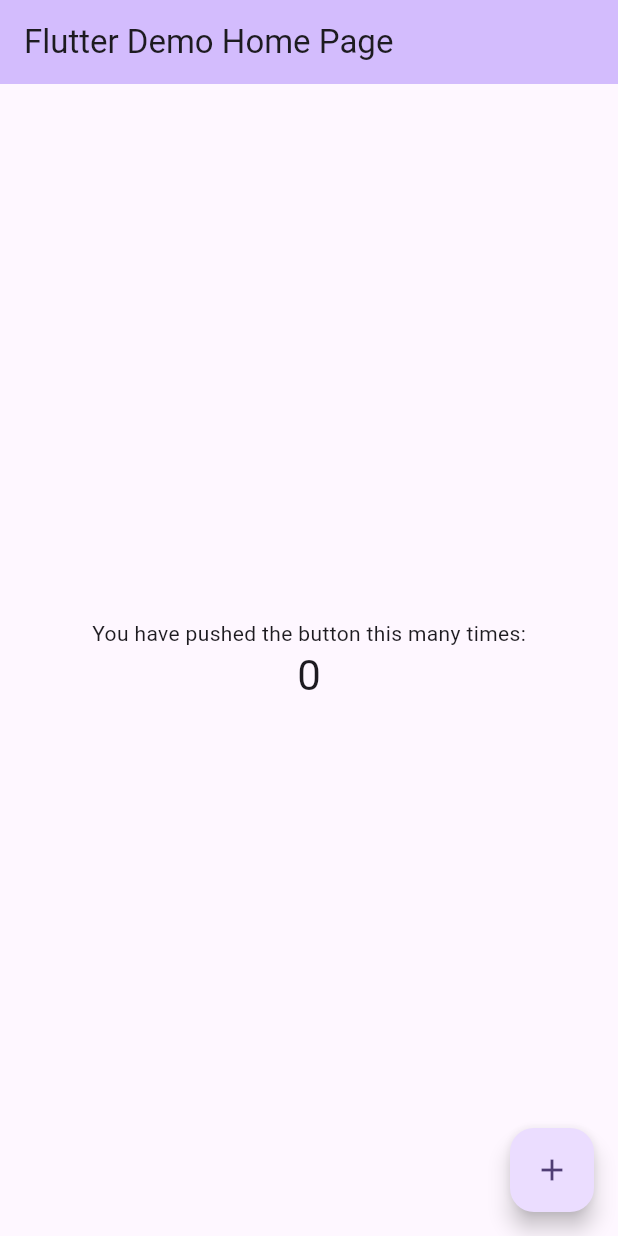
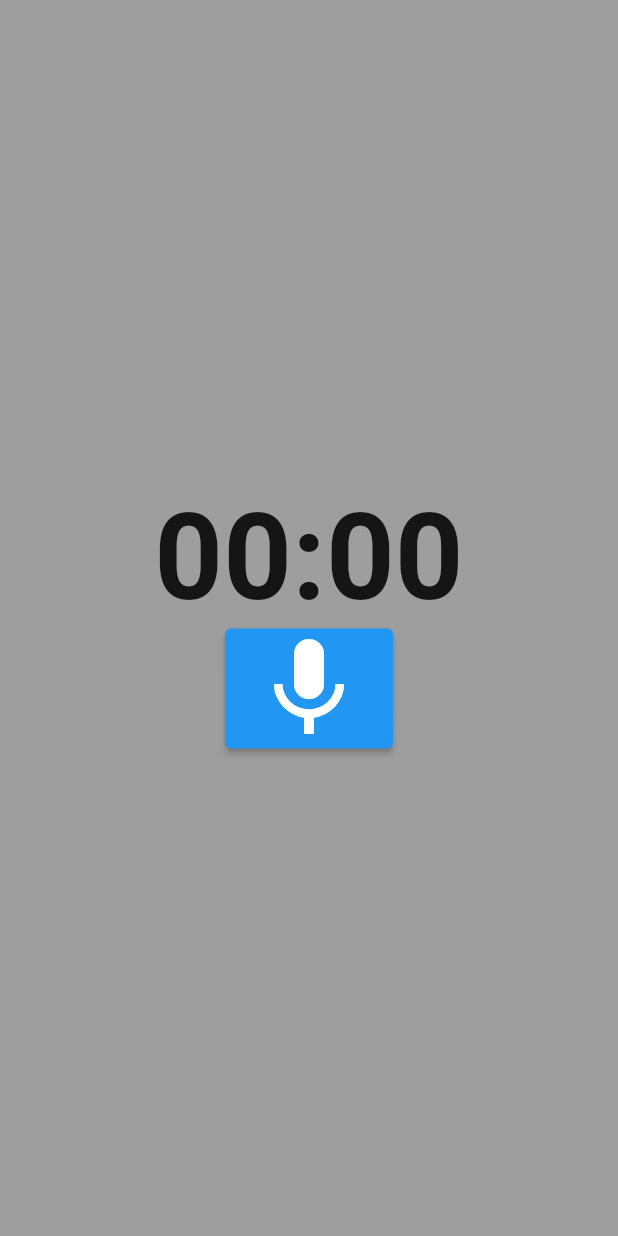
Before and after one commit to jamjamzo/flutter_stt, a Flutter app: the screen it shows after launch, on a phone screen of 412 x 824 dp. Run offline on Flutter 3.47's test engine with Material 2 defaults, Android fonts, the light colour scheme and no system bars; our stand-ins replace permission_handler; missing offline and left inert: flutter_sound.

Commit message:
230916 녹음화면 만들기

```diff
--- a/analysis_options.yaml
+++ b/analysis_options.yaml
@@ -21,6 +21,8 @@ linter:
   # `// ignore_for_file: name_of_lint` syntax on the line or in the file
   # producing the lint.
   rules:
+    prefer_const_constructors: false
+    prefer_const_literals_to_create_immutables: false
     # avoid_print: false  # Uncomment to disable the `avoid_print` rule
     # prefer_single_quotes: true  # Uncomment to enable the `prefer_single_quotes` rule
 
--- a/lib/main.dart
+++ b/lib/main.dart
@@ -1,125 +1,108 @@
 import 'package:flutter/material.dart';
+import 'package:flutter_sound/flutter_sound.dart';
+import 'package:permission_handler/permission_handler.dart';
 
 void main() {
   runApp(const MyApp());
 }
 
 class MyApp extends StatelessWidget {
-  const MyApp({super.key});
+  const MyApp({Key? key}) : super(key: key);
 
-  // This widget is the root of your application.
   @override
   Widget build(BuildContext context) {
     return MaterialApp(
-      title: 'Flutter Demo',
-      theme: ThemeData(
-        // This is the theme of your application.
-        //
-        // TRY THIS: Try running your application with "flutter run". You'll see
-        // the application has a blue toolbar. Then, without quitting the app,
-        // try changing the seedColor in the colorScheme below to Colors.green
-        // and then invoke "hot reload" (save your changes or press the "hot
-        // reload" button in a Flutter-supported IDE, or press "r" if you used
-        // the command line to start the app).
-        //
-        // Notice that the counter didn't reset back to zero; the application
-        // state is not lost during the reload. To reset the state, use hot
-        // restart instead.
-        //
-        // This works for code too, not just values: Most code changes can be
-        // tested with just a hot reload.
-        colorScheme: ColorScheme.fromSeed(seedColor: Colors.deepPurple),
-        useMaterial3: true,
-      ),
-      home: const MyHomePage(title: 'Flutter Demo Home Page'),
+      debugShowCheckedModeBanner: false,
+      home: Recorder(),
     );
   }
 }
 
-class MyHomePage extends StatefulWidget {
-  const MyHomePage({super.key, required this.title});
-
-  // This widget is the home page of your application. It is stateful, meaning
-  // that it has a State object (defined below) that contains fields that affect
-  // how it looks.
-
-  // This class is the configuration for the state. It holds the values (in this
-  // case the title) provided by the parent (in this case the App widget) and
-  // used by the build method of the State. Fields in a Widget subclass are
-  // always marked "final".
-
-  final String title;
+class Recorder extends StatefulWidget {
+  const Recorder({super.key});
 
   @override
-  State<MyHomePage> createState() => _MyHomePageState();
+  State<Recorder> createState() => _RecorderState();
 }
 
-class _MyHomePageState extends State<MyHomePage> {
-  int _counter = 0;
+class _RecorderState extends State<Recorder> {
+  final recorder = FlutterSoundRecorder();
 
-  void _incrementCounter() {
-    setState(() {
-      // This call to setState tells the Flutter framework that something has
-      // changed in this State, which causes it to rerun the build method below
-      // so that the display can reflect the updated values. If we changed
-      // _counter without calling setState(), then the build method would not be
-      // called again, and so nothing would appear to happen.
-      _counter++;
-    });
+  @override
+  void initState() {
+    super.initState();
+    initRecorder();
+  }
+
+  @override
+  void dispose() {
+    recorder.closeRecorder();
+    super.dispose();
+  }
+
+  Future initRecorder() async {
+    final status = await Permission.microphone.request();
+
+    if (status != PermissionStatus.granted) {
+      throw 'Microphone permission not granted';
+    }
+  }
+
+  // await recorder.openRecorder();
+
+  Future record() async {
+    await recorder.startRecorder(toFile: 'audio');
+  }
+
+  Future stop() async {
+    await recorder.stopRecorder();
   }
 
   @override
   Widget build(BuildContext context) {
-    // This method is rerun every time setState is called, for instance as done
-    // by the _incrementCounter method above.
-    //
-    // The Flutter framework has been optimized to make rerunning build methods
-    // fast, so that you can just rebuild anything that needs updating rather
-    // than having to individually change instances of widgets.
     return Scaffold(
-      appBar: AppBar(
-        // TRY THIS: Try changing the color here to a specific color (to
-        // Colors.amber, perhaps?) and trigger a hot reload to see the AppBar
-        // change color while the other colors stay the same.
-        backgroundColor: Theme.of(context).colorScheme.inversePrimary,
-        // Here we take the value from the MyHomePage object that was created by
-        // the App.build method, and use it to set our appbar title.
-        title: Text(widget.title),
-      ),
+      backgroundColor: Colors.grey,
       body: Center(
-        // Center is a layout widget. It takes a single child and positions it
-        // in the middle of the parent.
         child: Column(
-          // Column is also a layout widget. It takes a list of children and
-          // arranges them vertically. By default, it sizes itself to fit its
-          // children horizontally, and tries to be as tall as its parent.
-          //
-          // Column has various properties to control how it sizes itself and
-          // how it positions its children. Here we use mainAxisAlignment to
-          // center the children vertically; the main axis here is the vertical
-          // axis because Columns are vertical (the cross axis would be
-          // horizontal).
-          //
-          // TRY THIS: Invoke "debug painting" (choose the "Toggle Debug Paint"
-          // action in the IDE, or press "p" in the console), to see the
-          // wireframe for each widget.
           mainAxisAlignment: MainAxisAlignment.center,
-          children: <Widget>[
-            const Text(
-              'You have pushed the button this many times:',
+          children: [
+            StreamBuilder<RecordingDisposition>(
+              stream: recorder.onProgress,
+              builder: (context, snapshot) {
+                final duration =
+                    snapshot.hasData ? snapshot.data!.duration : Duration.zero;
+                String twoDigits(int n) => n.toString().padLeft(2, '0');
+                final twoDigitMinutes =
+                    twoDigits(duration.inMinutes.remainder(60));
+                final twoDigitSeconds =
+                    twoDigits(duration.inSeconds.remainder(60));
+                return Text(
+                  '$twoDigitMinutes:$twoDigitSeconds',
+                  style: const TextStyle(
+                    fontSize: 80,
+                    fontWeight: FontWeight.bold,
+                  ),
+                );
+              },
             ),
-            Text(
-              '$_counter',
-              style: Theme.of(context).textTheme.headlineMedium,
+            ElevatedButton(
+              child: Icon(
+                recorder.isRecording ? Icons.stop : Icons.mic,
+                size: 80,
+              ),
+              onPressed: () async {
+                if (recorder.isRecording) {
+                  await stop();
+                } else {
+                  await record();
+                }
+
+                setState(() {});
+              },
             ),
           ],
         ),
       ),
-      floatingActionButton: FloatingActionButton(
-        onPressed: _incrementCounter,
-        tooltip: 'Increment',
-        child: const Icon(Icons.add),
-      ), // This trailing comma makes auto-formatting nicer for build methods.
     );
   }
 }
--- a/pubspec.yaml
+++ b/pubspec.yaml
@@ -35,6 +35,11 @@ dependencies:
   # The following adds the Cupertino Icons font to your application.
   # Use with the CupertinoIcons class for iOS style icons.
   cupertino_icons: ^1.0.2
+  speech_to_text: ^6.3.0
+  flutter_tts: ^3.8.3
+  flutter_sound: ^9.2.13
+  path_provider: ^2.1.1
+  permission_handler: ^11.0.0
 
 dev_dependencies:
   flutter_test:
```
Also changed, not shown: pubspec.lock, 12 other files.
